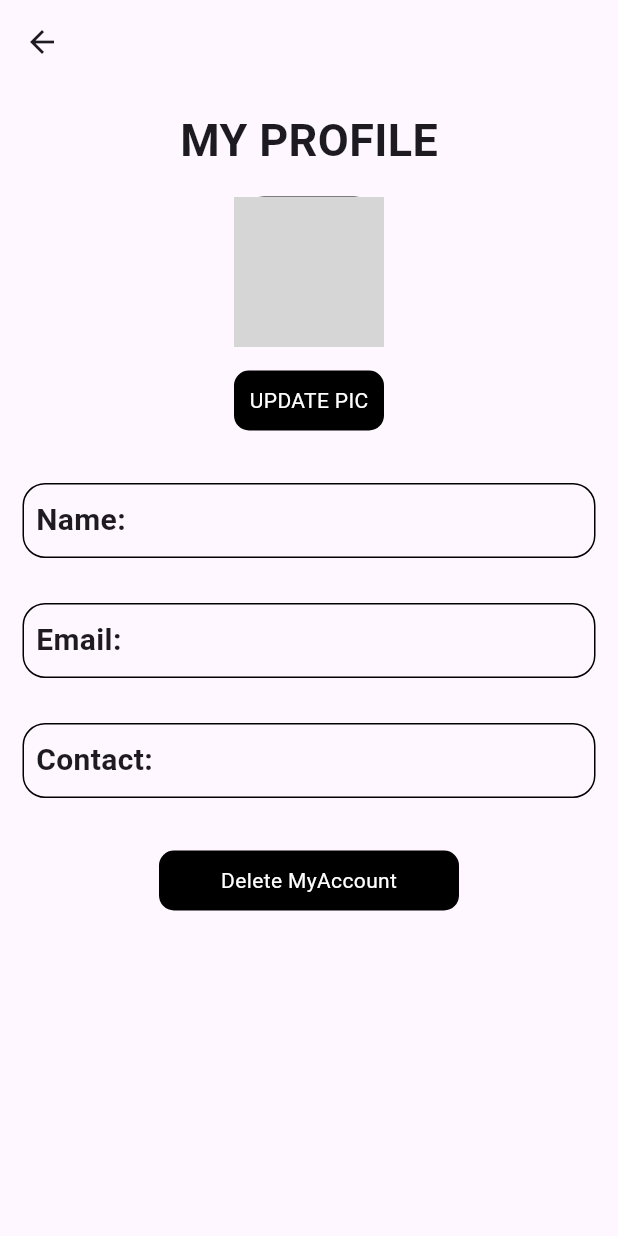
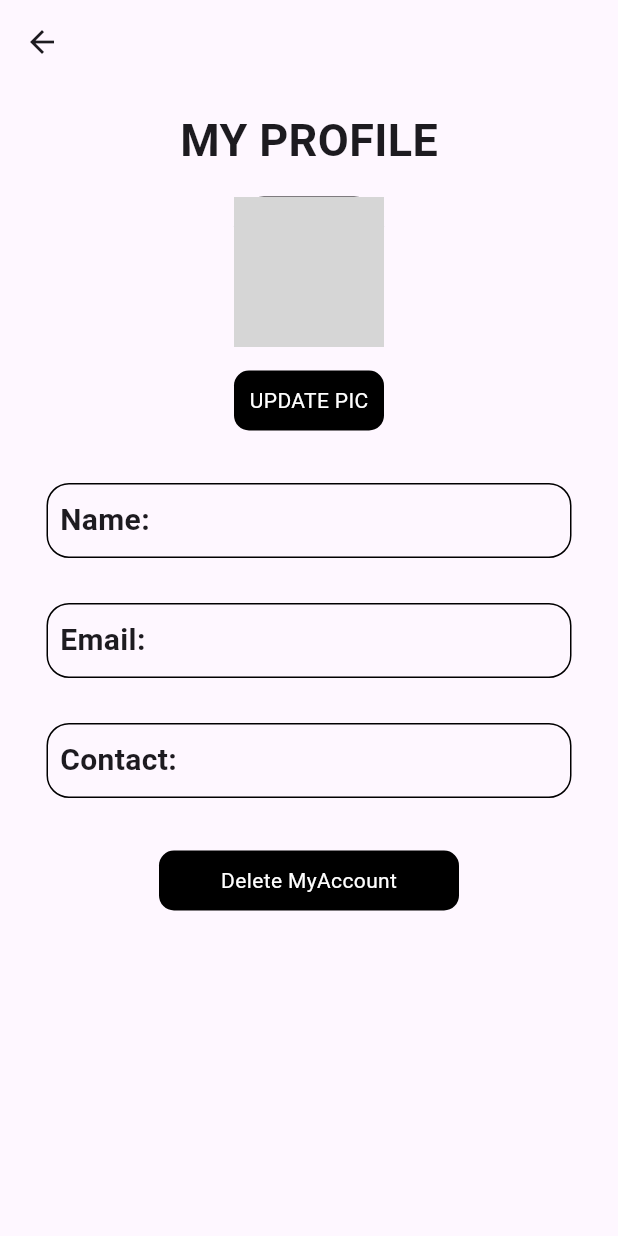
Before and after one commit to sadiqawan/Ecommrece_Application, a Flutter app: the ProfileScreen screen opened directly, on a phone screen of 412 x 824 dp. Run offline on Flutter 3.47's test engine with Material 3 defaults, Android fonts, the phone set to English and light mode, and no system bars; our stand-ins replace carousel_slider, cloud_firestore, curved_navigation_bar, firebase_auth, firebase_core, firebase_storage and 5 more; accounts and stored records are empty; network calls fail; grey boxes are pictures that could not be loaded.

Commit message:
working on profile screen

```diff
--- a/lib/views/customer_home_screen.dart
+++ b/lib/views/customer_home_screen.dart
@@ -45,7 +45,11 @@ class _CustomerHomeScreenState extends State<CustomerHomeScreen> {
           style: TextStyle(fontWeight: FontWeight.bold),
         ),
         actions: [IconButton(onPressed: (){
-          Navigator.of(context).push(MaterialPageRoute(builder: (context) => const ProfileScreen()));
+          if (context != null) {
+            Navigator.of(context)!.push(
+              MaterialPageRoute(builder: (context) => const ProfileScreen()),
+            );
+          }
         }, icon: const Icon(Icons.person,size: 45,)), const SizedBox(width: 10,)],
       ),
       drawer: const CustomDrawer(),
--- a/lib/views/profile_screen.dart
+++ b/lib/views/profile_screen.dart
@@ -2,6 +2,7 @@ import 'dart:io';
 import 'package:cloud_firestore/cloud_firestore.dart';
 import 'package:firebase_auth/firebase_auth.dart';
 import 'package:firebase_storage/firebase_storage.dart';
+import 'package:flutter/cupertino.dart';
 import 'package:flutter/material.dart';
 import 'package:fluttertoast/fluttertoast.dart';
 import 'package:image_picker/image_picker.dart';
@@ -149,16 +150,24 @@ class _ProfileScreenState extends State<ProfileScreen> {
               ),
             ),
             const SizedBox(height: 20),
-            ProfileNameContainer(text: 'Name: ${userSnapshot!['name']}'),
-            ProfileNameContainer(text: 'Email: ${userSnapshot!['email']}'),
-            ProfileNameContainer(text: 'Contact: ${userSnapshot!['phone']}'),
+            Padding(
+              padding: const EdgeInsets.symmetric(horizontal: 16),
+              child: ProfileNameContainer(text: 'Name: ${userSnapshot?['name'] ?? ''}'),
+            ),
+            Padding(
+              padding: const EdgeInsets.symmetric(horizontal: 16),
+              child: ProfileNameContainer(text: 'Email: ${userSnapshot?['email'] ?? ''}'),
+            ),
+            Padding(
+              padding: const EdgeInsets.symmetric(horizontal: 16),
+              child: ProfileNameContainer(text: 'Contact: ${userSnapshot?['phone'] ?? ''}'),
+            ),
             const SizedBox(height: 20),
             InkWell(
               onTap: () async {
-
                 await FirebaseAuth.instance.currentUser!.delete();
 
-                Navigator.of(context).pushReplacement(MaterialPageRoute(builder: (context){
+                Navigator.of(context).pushReplacement(MaterialPageRoute(builder: (context) {
                   return const LoginScreen();
                 }));
               },
@@ -183,4 +192,7 @@ class _ProfileScreenState extends State<ProfileScreen> {
       ),
     );
   }
+
+
+
 }
```
